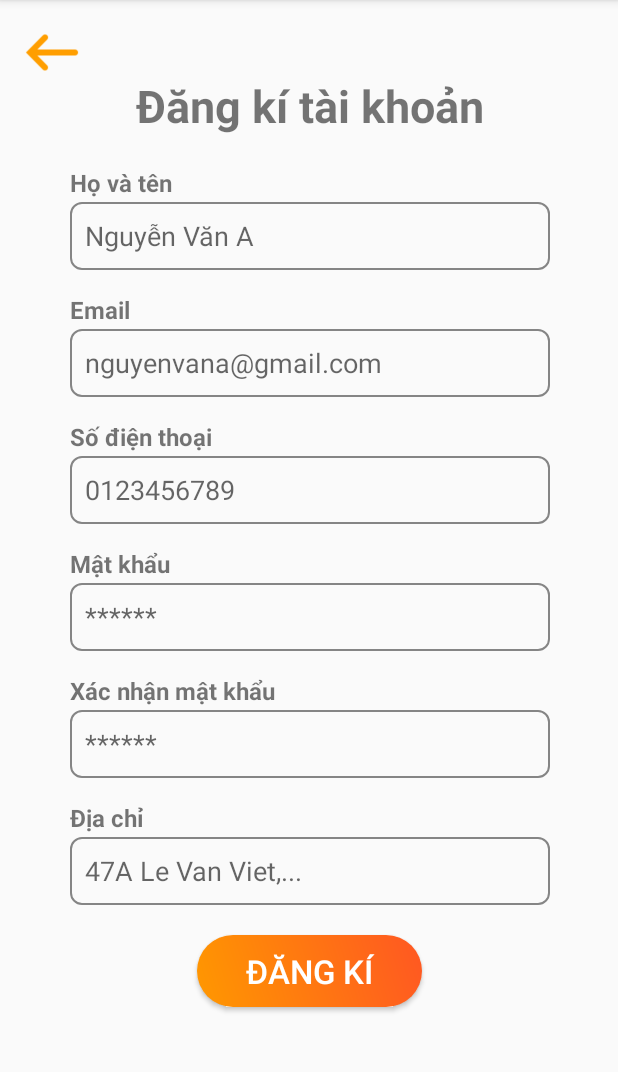
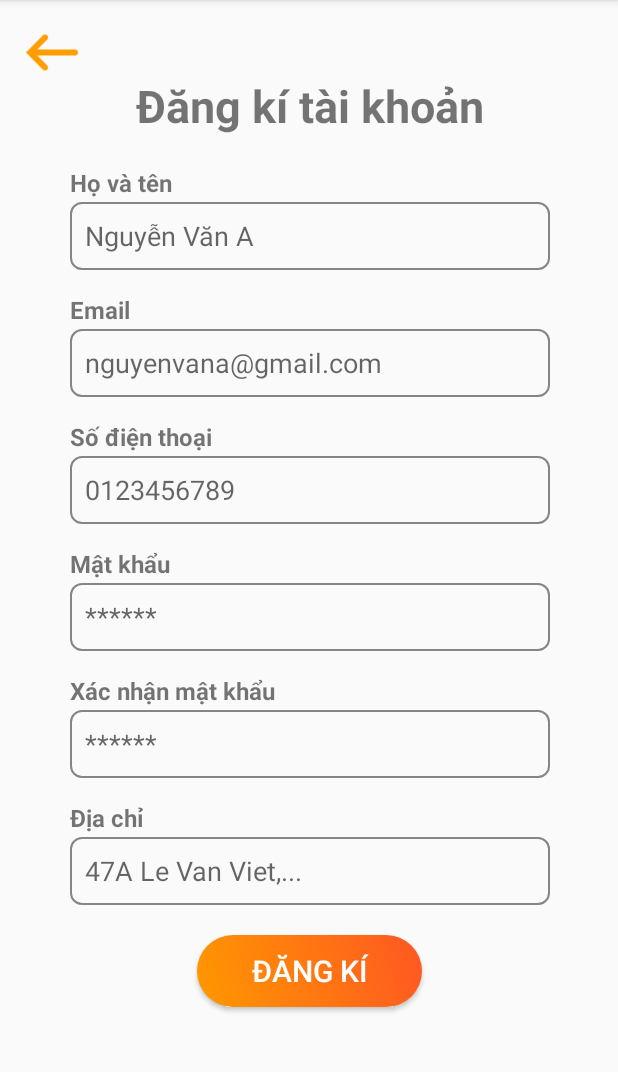
Before and after one commit to l3ths/FlowerSystem, an Android app: the RegisterActivity screen opened directly, with no data from a screen before it, on a phone screen of 412 x 824 dp, the part 84-1156 px from its top. Run offline under Robolectric (Android 15) with nearby library versions, the phone set to English and light mode, and no system bars; libraries missing offline, so code that uses them is left out: retrofit2.converter.jackson.

Commit message:
update activity_register.xml

```diff
--- a/app/src/main/res/layout/activity_register.xml
+++ b/app/src/main/res/layout/activity_register.xml
@@ -89,7 +89,7 @@
         android:background="@drawable/button_custom"
         android:text="ĐĂNG KÍ"
         android:textColor="@color/white"
-        android:textSize="22dp"
+        android:textSize="20dp"
         app:layout_constraintEnd_toEndOf="parent"
         app:layout_constraintHorizontal_bias="0.5"
         app:layout_constraintStart_toStartOf="parent"
```
